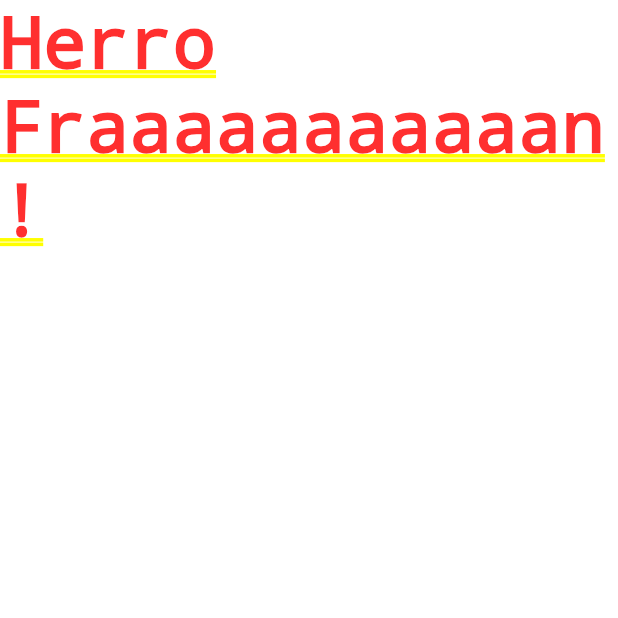
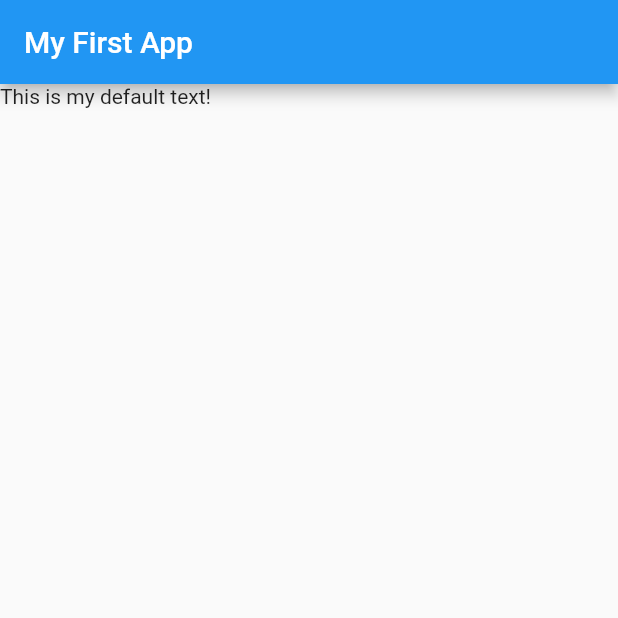
Before and after one commit to robified/cc_flutter_basics, a Flutter app: the screen it shows after launch, on a phone screen of 412 x 824 dp, the top half of it. Run offline on Flutter 3.47's test engine with Material 2 defaults, Android fonts, the phone set to English and light mode, and no system bars.

Commit message:
Build a basic widget tree.

```diff
--- a/lib/main.dart
+++ b/lib/main.dart
@@ -5,6 +5,13 @@ void main() => runApp(MyApp());
 class MyApp extends StatelessWidget {
   @override
   Widget build(BuildContext context) {
-    return MaterialApp(home: Text('Herro Fraaaaaaaaaaan!'),);
+    return MaterialApp(
+      home: Scaffold(
+        appBar: AppBar(
+          title: Text('My First App'),
+        ),
+        body: Text('This is my default text!'),
+      ),
+    );
   }
 }
```
